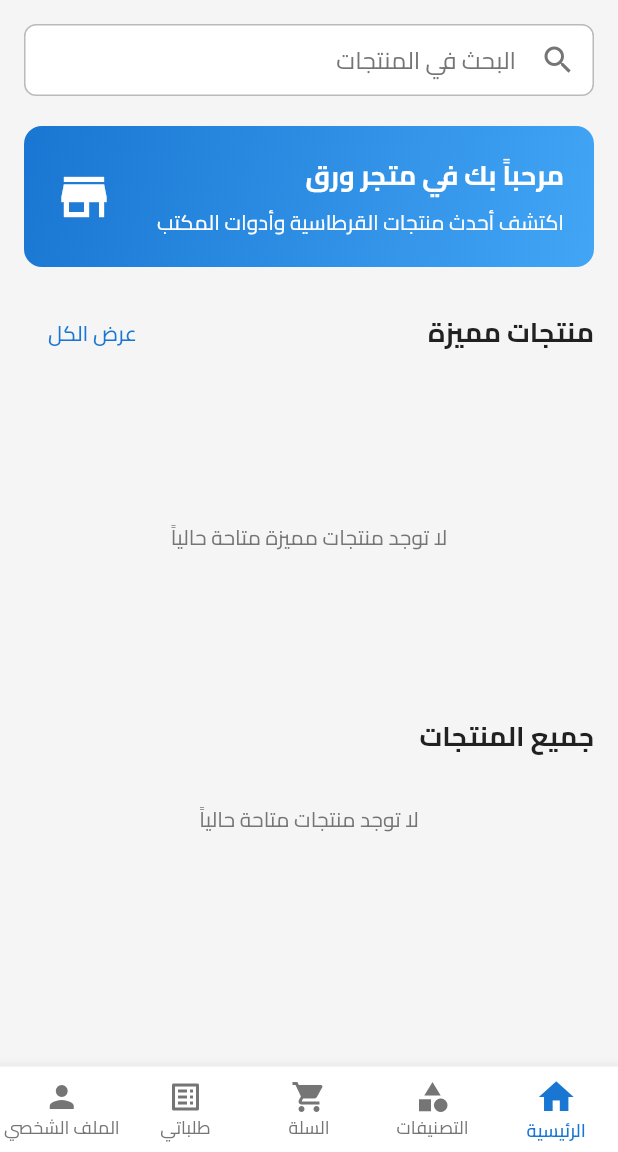
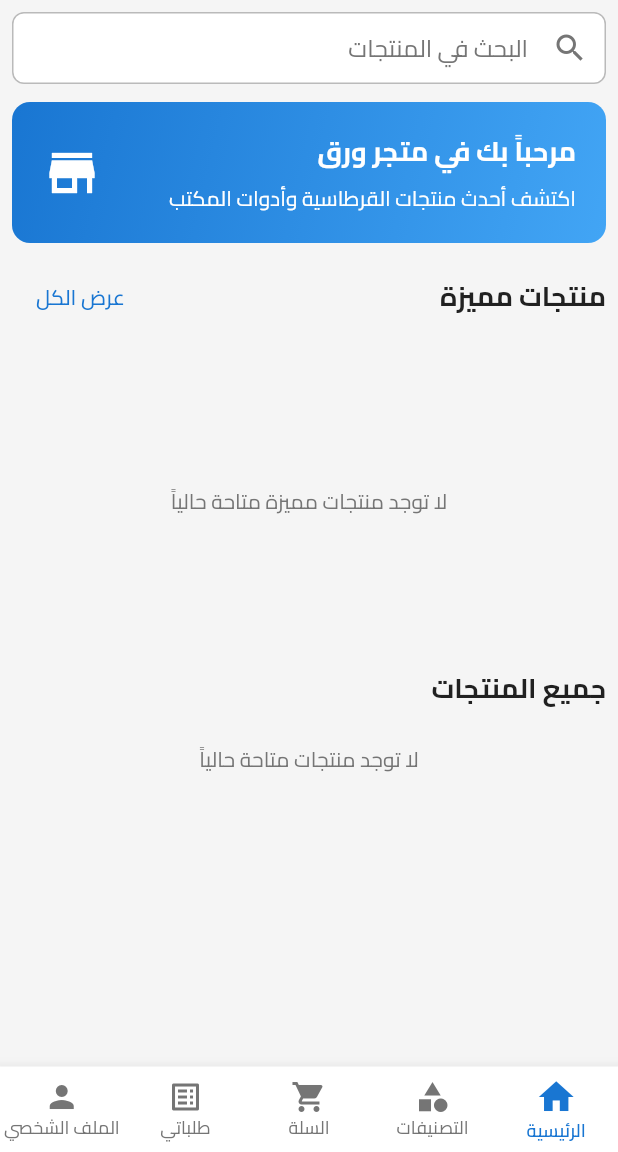
Before and after one commit to aalitariq44/paper-shop, a Flutter app: the screen it shows after launch, on a phone screen of 412 x 824 dp, the part 84-1236 px from its top. Run offline on Flutter 3.47's test engine with Material 3 defaults, Android fonts, the phone set to English and light mode, and no system bars; our stand-ins replace cloud_firestore, firebase_auth, firebase_core, google_sign_in, shared_preferences; accounts and stored records are empty.

Commit message:
تعديلات

```diff
--- a/lib/presentation/screens/home/home_screen.dart
+++ b/lib/presentation/screens/home/home_screen.dart
@@ -151,16 +151,16 @@ class _HomeScreenState extends State<HomeScreen> {
 
   Widget _buildHomeTab() {
     return SingleChildScrollView(
-      padding: const EdgeInsets.all(16),
+      padding: const EdgeInsets.symmetric(horizontal: 8, vertical: 8),
       child: Column(
         crossAxisAlignment: CrossAxisAlignment.start,
         children: [
           _buildSearchBar(),
-          const SizedBox(height: 20),
+          const SizedBox(height: 12),
           _buildWelcomeSection(),
-          const SizedBox(height: 20),
+          const SizedBox(height: 12),
           _buildFeaturedProducts(),
-          const SizedBox(height: 20),
+          const SizedBox(height: 12),
           _buildAllProducts(),
         ],
       ),
@@ -292,15 +292,15 @@ class _HomeScreenState extends State<HomeScreen> {
             }
 
             return SizedBox(
-              height: 280,
+              height: 320,
               child: ListView.builder(
                 scrollDirection: Axis.horizontal,
                 itemCount: productsProvider.featuredProducts.length,
                 itemBuilder: (context, index) {
                   final product = productsProvider.featuredProducts[index];
                   return Container(
-                    width: 200,
-                    margin: const EdgeInsets.only(right: 12),
+                    width: 220,
+                    margin: const EdgeInsets.only(right: 8),
                     child: ProductCard(
                       product: product,
                       onTap: () => _navigateToProductDetails(product.id),
@@ -327,7 +327,7 @@ class _HomeScreenState extends State<HomeScreen> {
             color: AppColors.textPrimary,
           ),
         ),
-        const SizedBox(height: 12),
+        const SizedBox(height: 4),
         Consumer<ProductsProvider>(
           builder: (context, productsProvider, child) {
             if (productsProvider.productsLoading) {
@@ -349,11 +349,12 @@ class _HomeScreenState extends State<HomeScreen> {
             return GridView.builder(
               shrinkWrap: true,
               physics: const NeverScrollableScrollPhysics(),
+              padding: EdgeInsets.zero,
               gridDelegate: const SliverGridDelegateWithFixedCrossAxisCount(
                 crossAxisCount: 2,
-                crossAxisSpacing: 12,
-                mainAxisSpacing: 12,
-                childAspectRatio: 0.75,
+                crossAxisSpacing: 2,
+                mainAxisSpacing: 2,
+                childAspectRatio: 0.6,
               ),
               itemCount: productsProvider.products.length,
               itemBuilder: (context, index) {
--- a/lib/presentation/widgets/product_card.dart
+++ b/lib/presentation/widgets/product_card.dart
@@ -102,6 +102,7 @@ class ProductCard extends StatelessWidget {
       width: width,
       height: height,
       child: Card(
+        margin: EdgeInsets.zero,
         elevation: 2,
         shape: RoundedRectangleBorder(
           borderRadius: BorderRadius.circular(12),
@@ -414,6 +415,7 @@ class HorizontalProductCard extends StatelessWidget {
     return SizedBox(
       height: height,
       child: Card(
+        margin: EdgeInsets.zero,
         elevation: 2,
         shape: RoundedRectangleBorder(
           borderRadius: BorderRadius.circular(12),
```
